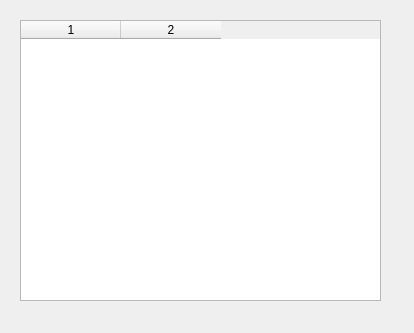
The window that transliterationguide.ui (CosmicAnkit/BurmeseTypingAssist) describes before a commit, drawn with Qt 5.
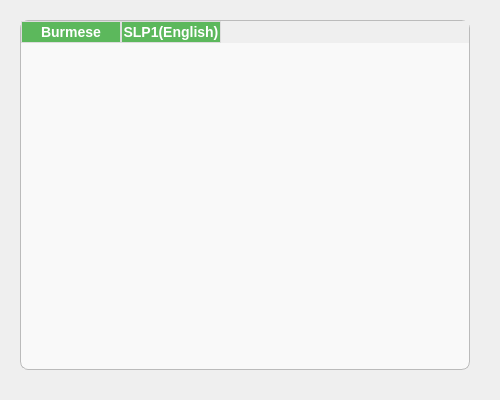
The same window after the commit.

Diff of the .ui file:
```diff
--- a/transliterationguide.ui
+++ b/transliterationguide.ui
@@ -6,8 +6,8 @@
    <rect>
     <x>0</x>
     <y>0</y>
-    <width>414</width>
-    <height>333</height>
+    <width>500</width>
+    <height>400</height>
    </rect>
   </property>
   <property name="windowTitle">
@@ -18,8 +18,8 @@
     <rect>
      <x>20</x>
      <y>20</y>
-     <width>361</width>
-     <height>281</height>
+     <width>450</width>
+     <height>350</height>
     </rect>
    </property>
    <property name="gridStyle">
@@ -28,11 +28,38 @@
    <property name="columnCount">
     <number>2</number>
    </property>
+   <property name="styleSheet">
+    <string>
+     QTableWidget {
+         border: 1px solid #bbb;
+         border-radius: 8px;
+         font-size: 14px;
+         font-family: "Arial";
+         background-color: #f9f9f9;
+         color: #333;
+     }
+     QHeaderView::section {
+         background-color: #5CB85C;
+         color: white;
+         font-size: 14px;
+         font-weight: bold;
+         border: 1px solid #ddd;
+     }
+    </string>
+   </property>
    <attribute name="horizontalHeaderCascadingSectionResizes">
     <bool>false</bool>
    </attribute>
-   <column/>
-   <column/>
+   <column>
+    <property name="text">
+     <string>Burmese</string>
+    </property>
+   </column>
+   <column>
+    <property name="text">
+     <string>SLP1(English)</string>
+    </property>
+   </column>
   </widget>
  </widget>
  <resources/>
```
Left out of the diff: 2 changed lines with no effect on the pictures.
